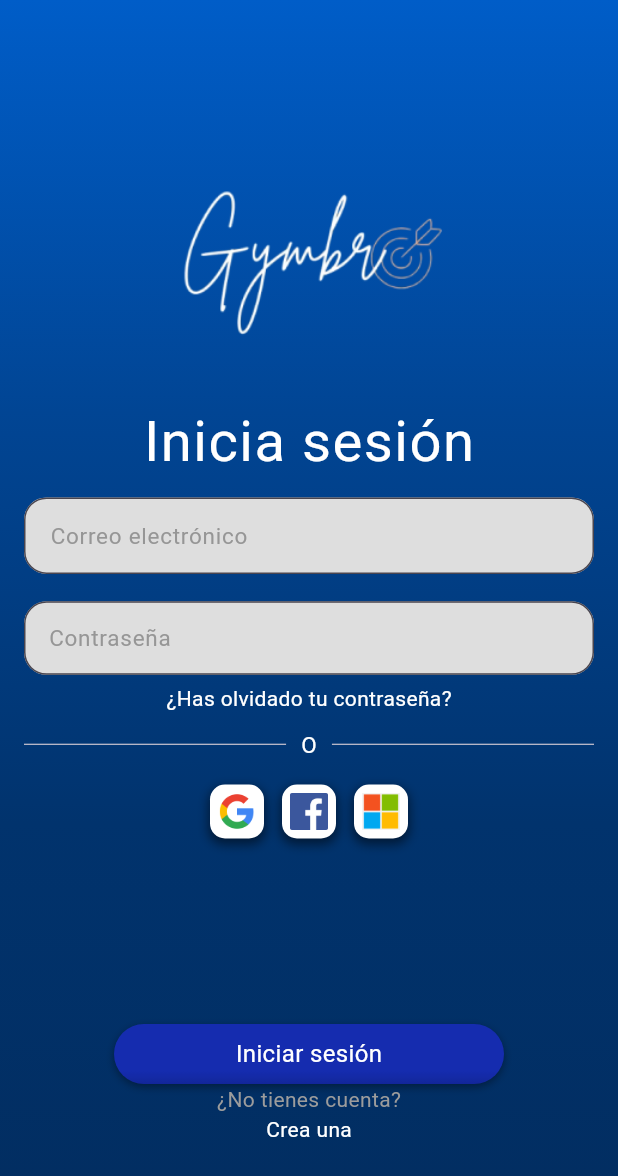
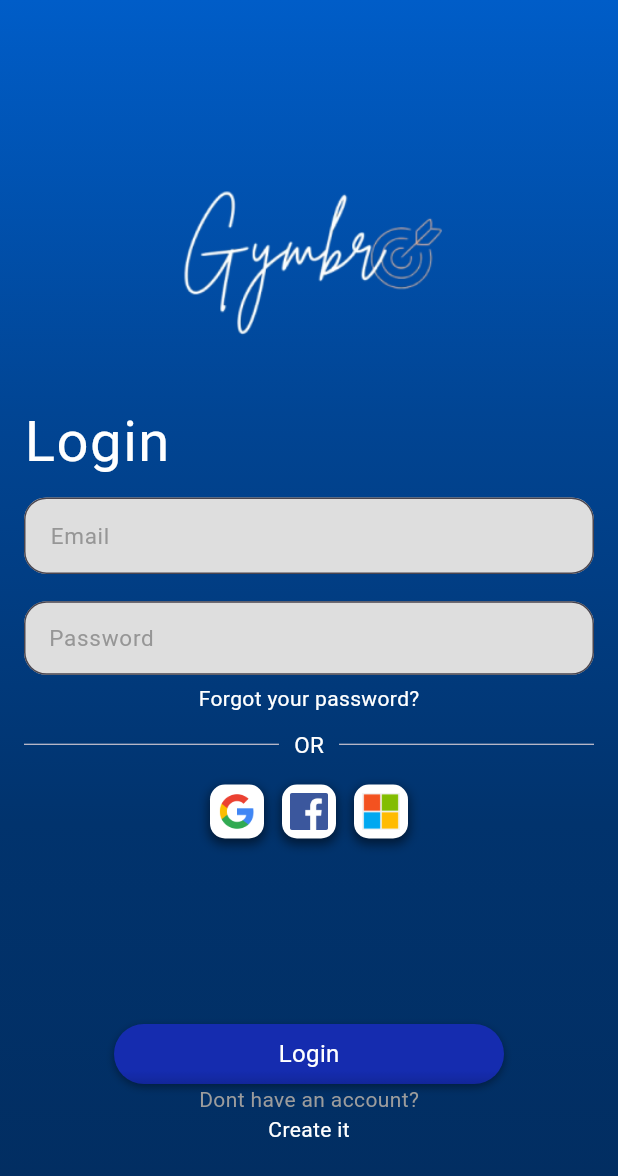
Before and after one commit to MoveAppDart/Fitpath, a Flutter app: the screen it shows after launch, on a phone screen of 412 x 824 dp. Shown: the top 1176 px of the screen. Run offline on Flutter 3.47's test engine with Material 3 defaults, Android fonts, the light colour scheme and no system bars; our stand-ins replace google_fonts.

Commit message:
login screen changes

```diff
--- a/lib/screens/login_screen.dart
+++ b/lib/screens/login_screen.dart
@@ -47,10 +47,10 @@ class _LoginScreenState extends State<LoginScreen> {
 
               // Texto de inicio de sesion
               Row(
-                mainAxisAlignment: MainAxisAlignment.center,
+                mainAxisAlignment: MainAxisAlignment.start,
                 children: [
                   Text(
-                    'Inicia sesión',
+                    'Login',
                     style: TextStyle(
                       color: Colors.white,
                       fontSize: 37.5,
@@ -78,7 +78,7 @@ class _LoginScreenState extends State<LoginScreen> {
                             fontSize: 15,
                             color: Color.fromARGB(255, 150, 150, 150),
                           ),
-                          labelText: "Correo electrónico",
+                          labelText: "Email",
                           filled: true,
                           floatingLabelBehavior: FloatingLabelBehavior.never,
                           fillColor: Color.fromARGB(255, 222, 222, 222),
@@ -109,7 +109,7 @@ class _LoginScreenState extends State<LoginScreen> {
                             fontSize: 15,
                             color: Color.fromARGB(255, 150, 150, 150),
                           ),
-                          labelText: "Contraseña",
+                          labelText: "Password",
                           floatingLabelBehavior: FloatingLabelBehavior.never,
                           filled: true,
                           fillColor: Color.fromARGB(255, 222, 222, 222),
@@ -136,7 +136,7 @@ class _LoginScreenState extends State<LoginScreen> {
               // "Boton" de cambio de contraseña
               InkWell(
                 child: Text(
-                  '¿Has olvidado tu contraseña?',
+                  'Forgot your password?',
                   style: TextStyle(color: Colors.white),
                 ),
                 onTap: () {
@@ -172,7 +172,7 @@ class _LoginScreenState extends State<LoginScreen> {
                   Padding(
                     padding: EdgeInsets.symmetric(horizontal: 10.0),
                     child: Text(
-                      'O',
+                      'OR',
                       style: TextStyle(color: Colors.white, fontSize: 15),
                     ),
                   ),
@@ -297,11 +297,11 @@ class _LoginScreenState extends State<LoginScreen> {
 
                     if (email.isEmpty || password.isEmpty) {
                       ScaffoldMessenger.of(context).showSnackBar(
-                        const SnackBar(content: Text("Por favor, rellena todos los campos")),
+                        const SnackBar(content: Text("Please fill in all the fields")),
                       );
                     } else {
                       ScaffoldMessenger.of(context).showSnackBar(
-                        const SnackBar(content: Text("Has iniciado sesión con éxito")),
+                        const SnackBar(content: Text("Login succesfull")),
                       );
                       Navigator.push(
                         context,
@@ -315,7 +315,7 @@ class _LoginScreenState extends State<LoginScreen> {
                     height: 40,
                     alignment: Alignment.center,
                     child: const Text(
-                      "Iniciar sesión",
+                      "Login",
                       style: TextStyle(
                         fontSize: 16,
                         color: Colors.white,
@@ -328,12 +328,12 @@ class _LoginScreenState extends State<LoginScreen> {
 
               // Apartado de crear cuenta
               Text(
-                '¿No tienes cuenta?',
+                'Don''t have an account?',
                 style: TextStyle(color: Color.fromARGB(255, 156, 156, 156), fontSize: 14),
               ),
               InkWell(
                 child: Text(
-                  'Crea una',
+                  'Create it',
                   style: TextStyle(color: Colors.white),
                 ),
                 onTap: () {
--- a/lib/screens/signup_screen.dart
+++ b/lib/screens/signup_screen.dart
@@ -47,7 +47,7 @@ class _SignupScreenState extends State<SignupScreen> {
             Row(
               mainAxisAlignment: MainAxisAlignment.center,
               children: [
-                 Text('Registrarse',
+                 Text('Sign Up',
                   style: TextStyle(
                     color: Colors.white,
                     fontSize: 37.5,
@@ -68,7 +68,7 @@ class _SignupScreenState extends State<SignupScreen> {
                       decoration: InputDecoration(
                         contentPadding: EdgeInsets.all(12.5),
                         labelStyle: TextStyle(fontSize: 15 , color: Color.fromARGB(255, 150, 150, 150,)),
-                        labelText: "Correo electrónico",
+                        labelText: "Email",
                         filled: true,
                         floatingLabelBehavior: FloatingLabelBehavior.never,
                         fillColor: Color.fromARGB(255, 222, 222, 222),
@@ -91,7 +91,7 @@ class _SignupScreenState extends State<SignupScreen> {
                       decoration: InputDecoration(
                         contentPadding: EdgeInsets.all(12.5),
                         labelStyle: TextStyle(fontSize: 15 , color: Color.fromARGB(255, 150, 150, 150,)),
-                        labelText: "Contraseña",
+                        labelText: "Password",
                         floatingLabelBehavior: FloatingLabelBehavior.never,
                         filled: true,
                         fillColor: Color.fromARGB(255, 222, 222, 222),
@@ -115,7 +115,7 @@ class _SignupScreenState extends State<SignupScreen> {
                       decoration: InputDecoration(
                         contentPadding: EdgeInsets.all(12.5),
                         labelStyle: TextStyle(fontSize: 15 , color: Color.fromARGB(255, 150, 150, 150,)),
-                        labelText: "Vuelve a escribir la contraseña",
+                        labelText: "Repeat your password",
                         floatingLabelBehavior: FloatingLabelBehavior.never,
                         filled: true,
                         fillColor: Color.fromARGB(255, 222, 222, 222),
@@ -141,7 +141,7 @@ class _SignupScreenState extends State<SignupScreen> {
                 Expanded(child: Divider(thickness: 0.8,)),
                 Padding(
                   padding: EdgeInsets.symmetric(horizontal: 10.0),
-                  child: Text('O', style: TextStyle(color: Colors.white, fontSize: 15)),
+                  child: Text('OR SIGN UP USING USING', style: TextStyle(color: Colors.white, fontSize: 15)),
                 ),
                 Expanded(child: Divider(thickness: 0.8,))
               ],
@@ -270,11 +270,11 @@ class _SignupScreenState extends State<SignupScreen> {
 
                     if (email.isEmpty || password.isEmpty || confirmPassword.isEmpty) {
                       ScaffoldMessenger.of(context).showSnackBar(
-                        const SnackBar(content: Text("Por favor, rellena todos los campos"))
+                        const SnackBar(content: Text("Please fill in all the fields"))
                     );
                     } else if (password != confirmPassword){
                       ScaffoldMessenger.of(context).showSnackBar(
-                        const SnackBar(content: Text("Las contraseñas no coinciden"))
+                        const SnackBar(content: Text("The passwords do not match."))
                       );
                     } else {
                       Navigator.pushReplacement(
@@ -300,12 +300,12 @@ class _SignupScreenState extends State<SignupScreen> {
                     width: 260,
                     height: 40,
                     alignment: Alignment.center,
-                    child: Text("Registrarse", style: TextStyle(fontSize: 16,color: Color.fromARGB(200, 255, 255, 255)),)
+                    child: Text("Sign Up", style: TextStyle(fontSize: 16,color: Color.fromARGB(200, 255, 255, 255)),)
                   ),
                 ),
             ),
             // Apartado de iniciar sesion
-            Text('¿Ya tienes cuenta?',
+            Text('Already have an account?',
               style: TextStyle(
                 color:  Color.fromARGB(255, 156, 156, 156),
                 fontSize: 14
@@ -314,7 +314,7 @@ class _SignupScreenState extends State<SignupScreen> {
             InkWell(
               child:
                 Text(
-                  'Inicia sesión',
+                  'Login',
                   style: TextStyle(color: Colors.white),
                 ),
               onTap: () {
```
Also changed, not shown: lib/screens/register/step6_signup.dart (+61 -107 lines), pubspec.lock.
